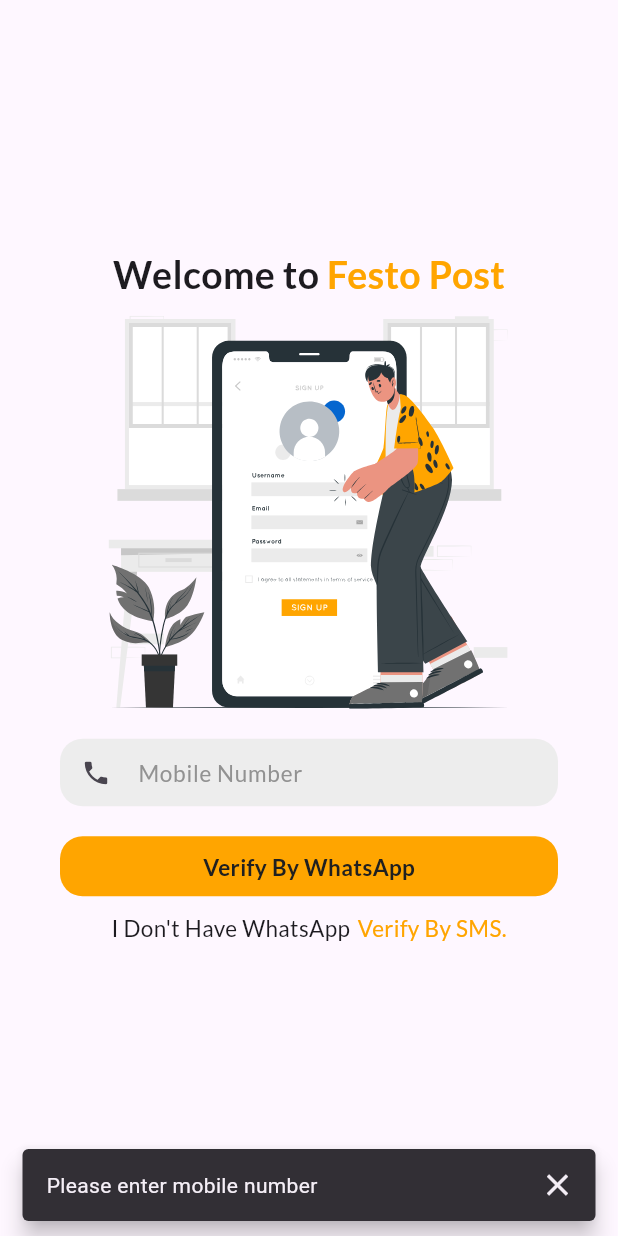
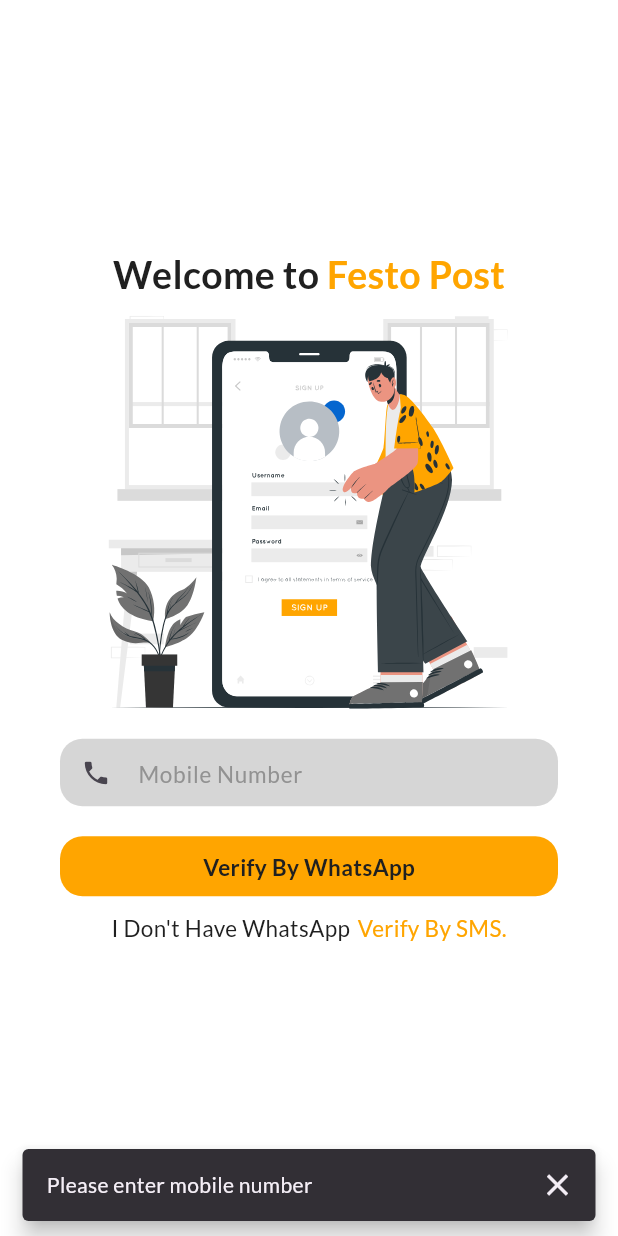
Before and after one commit to KashishDalal13/festo_post, a Flutter app: the UserAuthView screen opened by its route, after a tap on "Verify By WhatsApp", on a phone screen of 412 x 824 dp. Run offline on Flutter 3.47's test engine with Material 3 defaults, Android fonts, the phone set to English and light mode, and no system bars; our stand-ins replace flutter_svg, pinput, shared_preferences, smooth_page_indicator; accounts and stored records are empty.

Commit message:
RL 05/03/2024 16:44 set variable for theme

```diff
--- a/lib/module/login_module/view/add_details_view.dart
+++ b/lib/module/login_module/view/add_details_view.dart
@@ -17,7 +17,7 @@
       appBar: AppBar(
           leading: IconButton(onPressed: () => provider.onBack(), icon: const Icon(Icons.arrow_back_ios_rounded, size: 20)),
           centerTitle: true,
-          title: Text(StrRef.addDetails, style: TextStyle(fontFamily: 'Lato', fontSize: 18, color: ColorRef.black202020))),
+          title: Text(StrRef.addDetails)),
       resizeToAvoidBottomInset: false,
       body: Column(
         children: [Text("Add details")],
--- a/lib/module/login_module/view/otp_view.dart
+++ b/lib/module/login_module/view/otp_view.dart
@@ -1,4 +1,5 @@
 import 'package:festo_post/module/login_module/provider/register_provider.dart';
+import 'package:festo_post/utils/bool.dart';
 import 'package:flutter/material.dart';
 import 'package:flutter_svg/svg.dart';
 import 'package:pinput/pinput.dart';
@@ -18,7 +19,7 @@
     final defaultPinTheme = PinTheme(
       width: 50,
       height: 50,
-      textStyle: TextStyle(fontSize: 15, color: ColorRef.black),
+      textStyle: TextStyle(fontSize: 15, color: BoolRef.themeChange ? ColorRef.white : ColorRef.black202020,),
       decoration: BoxDecoration(
         borderRadius: BorderRadius.circular(5),
         border: Border.all(color: ColorRef.greyD6D6D6),
@@ -26,9 +27,15 @@
     );
     return Scaffold(
       appBar: AppBar(
-        leading: IconButton(onPressed: () => provider.onBack(), icon: const Icon(Icons.arrow_back_ios_rounded, size: 20)),
+        leading: IconButton(
+            onPressed: () => provider.onBack(),
+            icon: Icon(
+              Icons.arrow_back_ios_rounded,
+              size: 20,
+              color: BoolRef.themeChange ? ColorRef.white : ColorRef.black202020,
+            )),
         centerTitle: true,
-        title: Text(StrRef.otp, style: TextStyle(fontFamily: 'Lato', fontSize: 18, color: ColorRef.black202020)),
+        title: Text(StrRef.otp),
       ),
       resizeToAvoidBottomInset: false,
       body: Column(
@@ -37,7 +44,7 @@
           Text(
             StrRef.otpTitle,
             textAlign: TextAlign.center,
-            style: const TextStyle(fontSize: 14, fontWeight: FontWeight.bold, fontFamily: 'Lato'),
+            style: TextStyle(fontSize: 14, fontWeight: FontWeight.bold, color: BoolRef.themeChange ? ColorRef.white : ColorRef.black202020, fontFamily: 'Lato'),
           ),
           const SizedBox(height: 10),
           SvgPicture.asset(SvgPath.otpImg, height: width - 120),
@@ -68,14 +75,14 @@
               Text(
                 StrRef.resendOtp,
                 textAlign: TextAlign.center,
-                style: const TextStyle(fontSize: 15, fontWeight: FontWeight.normal, fontFamily: 'Lato'),
+                style: TextStyle(fontSize: 15, color: BoolRef.themeChange ? ColorRef.white : ColorRef.black202020, fontWeight: FontWeight.normal, fontFamily: 'Lato'),
               ),
               const SizedBox(width: 5),
               //"${timerDuration.value.inMinutes.remainder(60).toString().padLeft(2, '0')}:${(timerDuration.value.inSeconds.remainder(60) % 60).toString().padLeft(2, '0')}",
               if (provider.introIndex == 1 && provider.timerDuration != Duration.zero)
                 Text(
                   "${provider.timerDuration.inMinutes.remainder(60).toString().padLeft(2, '0')}:${(provider.timerDuration.inSeconds.remainder(60) % 60).toString().padLeft(2, '0')}",
-                  style: TextStyle(fontSize: 15, fontWeight: FontWeight.bold, color: ColorRef.blue0250A4),
+                  style: TextStyle(fontSize: 15, fontWeight: FontWeight.bold, color: BoolRef.themeChange ? ColorRef.blue3498DB : ColorRef.blue0250A4),
                 ),
               const SizedBox(height: 15),
             ],
--- a/lib/module/login_module/view/referral_view.dart
+++ b/lib/module/login_module/view/referral_view.dart
@@ -1,9 +1,9 @@
 import 'package:festo_post/module/login_module/provider/register_provider.dart';
+import 'package:festo_post/utils/bool.dart';
 import 'package:festo_post/utils/colors.dart';
 import 'package:festo_post/utils/string.dart';
 import 'package:flutter/material.dart';
 import 'package:flutter_svg/svg.dart';
-
 
 class ReferralView extends StatelessWidget {
   final RegisterProvider provider;
@@ -16,15 +16,21 @@
     double height = MediaQuery.of(context).size.height;
     return Scaffold(
       appBar: AppBar(
-        leading: IconButton(onPressed: () => provider.onBack(), icon: const Icon(Icons.arrow_back_ios_rounded, size: 20)),
+        leading: IconButton(
+            onPressed: () => provider.onBack(),
+            icon: Icon(
+              Icons.arrow_back_ios_rounded,
+              size: 20,
+              color: BoolRef.themeChange ? ColorRef.white : ColorRef.black202020,
+            )),
         centerTitle: true,
-        title: Text(StrRef.referral, style: TextStyle(fontFamily: 'Lato', fontSize: 18, color: ColorRef.black202020)),
+        title: Text(StrRef.referral),
         actions: [
           GestureDetector(
-            onTap: () =>provider.onSkipOrSubmit(),
+            onTap: () => provider.onSkipOrSubmit(),
             child: Container(
               padding: const EdgeInsets.only(right: 20),
-              child: Text("Skip", style: TextStyle(color: ColorRef.blue0250A4, fontFamily: 'Lato', fontSize: 15)),
+              child: Text("Skip", style: TextStyle(color: BoolRef.themeChange ? ColorRef.blue3498DB : ColorRef.blue0250A4, fontFamily: 'Lato', fontSize: 15)),
             ),
           )
         ],
@@ -38,8 +44,8 @@
             textAlign: TextAlign.center,
             text: TextSpan(
               text: StrRef.referralTittle,
-              style: const TextStyle(fontSize: 20, color: Colors.black),
-              children: <TextSpan>[
+              style:  TextStyle(fontSize: 20,  color: BoolRef.themeChange ? ColorRef.white : ColorRef.black202020,),
+              children: [
                 TextSpan(
                   text: StrRef.reward,
                   style: TextStyle(fontSize: 20, color: ColorRef.yellowFFA500),
@@ -51,12 +57,12 @@
           const SizedBox(height: 15),
           Container(
             margin: const EdgeInsets.symmetric(horizontal: 40, vertical: 20),
-            decoration: BoxDecoration(borderRadius: BorderRadius.circular(15), color: ColorRef.greyEDEDED),
+            decoration: BoxDecoration(borderRadius: BorderRadius.circular(15), color: ColorRef.commonBgColor),
             child: TextFormField(
               decoration: InputDecoration(
                 contentPadding: const EdgeInsets.symmetric(horizontal: 20, vertical: 10),
                 hintText: StrRef.referralFormField,
-                hintStyle: TextStyle(fontFamily: 'Lato', fontSize: 15, color: ColorRef.grey929292),
+                hintStyle: TextStyle(fontFamily: 'Lato', fontSize: 15, color: BoolRef.themeChange ? ColorRef.greyC5C5C5 : ColorRef.grey929292),
                 prefixIcon: Padding(
                   padding: const EdgeInsets.symmetric(horizontal: 16.0),
                   child: SvgPicture.asset(SvgPath.gift),
@@ -67,7 +73,7 @@
           ),
           const SizedBox(height: 5),
           GestureDetector(
-            onTap: () =>provider.onSkipOrSubmit(),
+            onTap: () => provider.onSkipOrSubmit(),
             child: Container(
               height: 40,
               margin: const EdgeInsets.symmetric(horizontal: 40),
@@ -75,7 +81,7 @@
               alignment: Alignment.center,
               child: Text(
                 StrRef.submit,
-                style: TextStyle(color: ColorRef.black202020, fontSize: 18, fontWeight: FontWeight.bold, fontFamily: 'Lato'),
+                style: TextStyle(color: ColorRef.black202020, fontSize: 18, fontWeight: FontWeight.w600, fontFamily: 'Lato'),
               ),
             ),
           ),
--- a/lib/module/login_module/view/register_view.dart
+++ b/lib/module/login_module/view/register_view.dart
@@ -1,4 +1,5 @@
 import 'package:festo_post/module/login_module/provider/register_provider.dart';
+import 'package:festo_post/utils/bool.dart';
 import 'package:festo_post/utils/colors.dart';
 import 'package:festo_post/utils/string.dart';
 import 'package:flutter/material.dart';
@@ -22,7 +23,7 @@
           children: [
             Text(
               StrRef.registerTitle1,
-              style: const TextStyle(fontSize: 25, fontWeight: FontWeight.bold, fontFamily: 'Lato'),
+              style: TextStyle(fontSize: 25, color: BoolRef.themeChange ? ColorRef.white : ColorRef.black202020, fontWeight: FontWeight.bold, fontFamily: 'Lato'),
             ),
             Text(
               StrRef.registerTitle2,
@@ -33,7 +34,7 @@
         const SizedBox(height: 10),
         SvgPicture.asset(SvgPath.registerImg1, height: width - 150),
         Container(
-          decoration: BoxDecoration(borderRadius: BorderRadius.circular(15), color: ColorRef.greyEDEDED),
+          decoration: BoxDecoration(borderRadius: BorderRadius.circular(15), color: ColorRef.commonBgColor),
           margin: const EdgeInsets.symmetric(horizontal: 40, vertical: 20),
           child: TextFormField(
             keyboardType: TextInputType.phone,
@@ -44,7 +45,7 @@
               contentPadding: const EdgeInsets.symmetric(horizontal: 20, vertical: 10),
               hintText: StrRef.contact,
               prefixIcon: const Icon(Icons.phone, size: 20),
-              hintStyle: TextStyle(fontFamily: 'Lato', fontSize: 15, color: ColorRef.grey929292),
+              hintStyle: TextStyle(fontFamily: 'Lato', fontSize: 15, color: BoolRef.themeChange ? ColorRef.greyC5C5C5 : ColorRef.grey929292),
               border: InputBorder.none,
             ),
           ),
@@ -73,8 +74,8 @@
             mainAxisAlignment: MainAxisAlignment.center,
             children: [
               Text(
-                provider.toggleWhatsAppOrSms ? StrRef.whatsApp : StrRef.whatsApp,
-                style: const TextStyle(fontSize: 15, fontWeight: FontWeight.normal, fontFamily: 'Lato'),
+                StrRef.whatsApp,
+                style: TextStyle(fontSize: 15, color: BoolRef.themeChange ? ColorRef.white : ColorRef.black202020, fontWeight: FontWeight.normal, fontFamily: 'Lato'),
               ),
               const SizedBox(width: 5),
               Text(
@@ -92,7 +93,7 @@
             children: [
               Text(
                 provider.toggleLoginOrRegister ? StrRef.accountNotExists : StrRef.accountExists,
-                style: const TextStyle(fontSize: 15, fontWeight: FontWeight.normal, fontFamily: 'Lato'),
+                style: TextStyle(fontSize: 15, color: BoolRef.themeChange ? ColorRef.white : ColorRef.black202020, fontWeight: FontWeight.normal, fontFamily: 'Lato'),
               ),
               const SizedBox(width: 5),
               Text(
--- /dev/null
+++ b/lib/utils/bool.dart
@@ -0,0 +1,3 @@
+class BoolRef {
+  static bool themeChange = false;
+}
--- a/lib/utils/colors.dart
+++ b/lib/utils/colors.dart
@@ -10,7 +10,11 @@
       white = const Color(0xffFFFFFF),
       grey929292 = const Color(0xff929292),
       blue0250A4 = const Color(0xff0250A4),
+      blue3498DB = const Color(0xff3498DB),
       greyD6D6D6 = const Color(0xffD6D6D6),
       greyEDEDED = const Color(0xffEDEDED),
-      black= Colors.black
-;}
+      grey4E6B86 = const Color(0xff4E6B86),
+      greyC5C5C5 = const Color(0xFFC5C5C5),
+      black = Colors.black;
+  static Color commonBgColor = greyD6D6D6;
+}
--- a/lib/utils/theme.dart
+++ b/lib/utils/theme.dart
@@ -4,8 +4,9 @@
 import 'colors.dart';
 
 class ThemeRef {
-  ThemeData lightTheme = ThemeData(
-          scaffoldBackgroundColor: ColorRef.grey5c5c5c,
+  static ThemeData lightTheme = ThemeData(
+          appBarTheme: AppBarTheme(titleTextStyle: TextStyle(fontSize: 18, color: ColorRef.black202020),backgroundColor: ColorRef.white,centerTitle: true),
+          scaffoldBackgroundColor: ColorRef.white,
           textTheme: CustomTextTheme.textTheme,
           splashFactory: NoSplash.splashFactory,
           splashColor: ColorRef.transparent,
@@ -15,10 +16,9 @@
           pageTransitionsTheme: const PageTransitionsTheme(builders: {
             TargetPlatform.android: CupertinoPageTransitionsBuilder(),
             TargetPlatform.iOS: CupertinoPageTransitionsBuilder(),
-            TargetPlatform.windows: CupertinoPageTransitionsBuilder(),
-            TargetPlatform.macOS: CupertinoPageTransitionsBuilder(),
           })),
       darkTheme = ThemeData(
+          appBarTheme: AppBarTheme(titleTextStyle: TextStyle(fontSize: 18, color: ColorRef.white),backgroundColor: ColorRef.blue1E2A38),
           scaffoldBackgroundColor: ColorRef.blue1E2A38,
           textTheme: CustomTextTheme.textTheme,
           splashFactory: NoSplash.splashFactory,
@@ -29,7 +29,5 @@
           pageTransitionsTheme: const PageTransitionsTheme(builders: {
             TargetPlatform.android: CupertinoPageTransitionsBuilder(),
             TargetPlatform.iOS: CupertinoPageTransitionsBuilder(),
-            TargetPlatform.windows: CupertinoPageTransitionsBuilder(),
-            TargetPlatform.macOS: CupertinoPageTransitionsBuilder(),
           }));
 }
```
Also changed, not shown: lib/main.dart (+5 -2 lines), lib/module/on_boarding/on_boarding_view.dart (+7 -4 lines), lib/theme_change/theme_settings.dart (+8 -5 lines).
